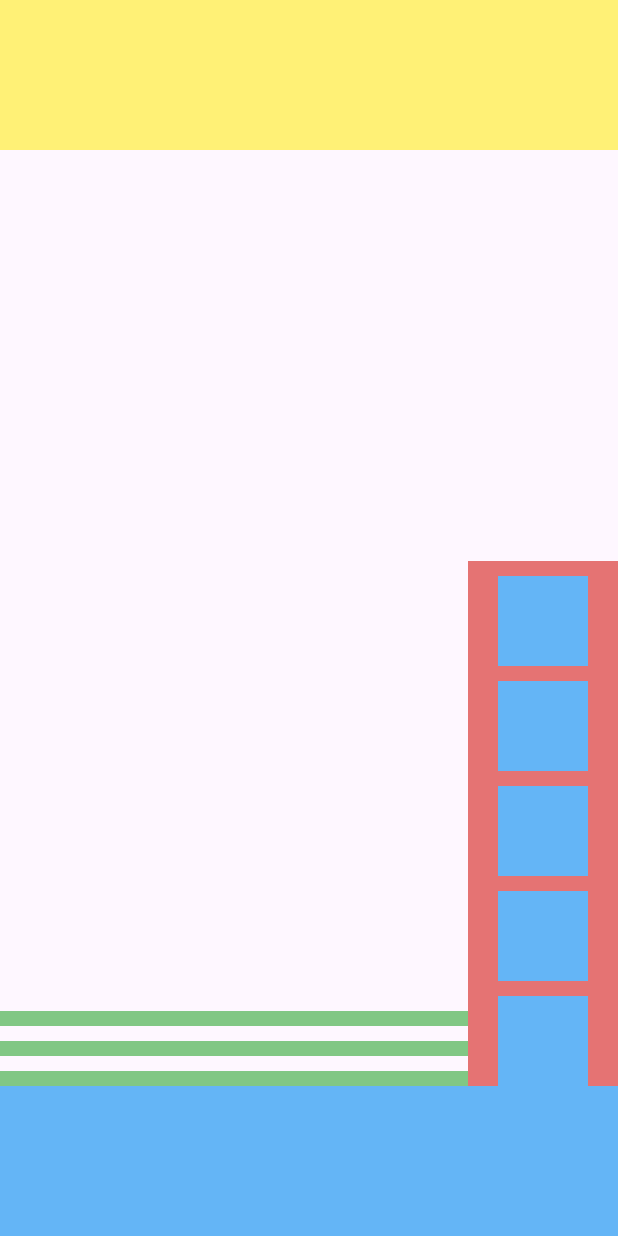
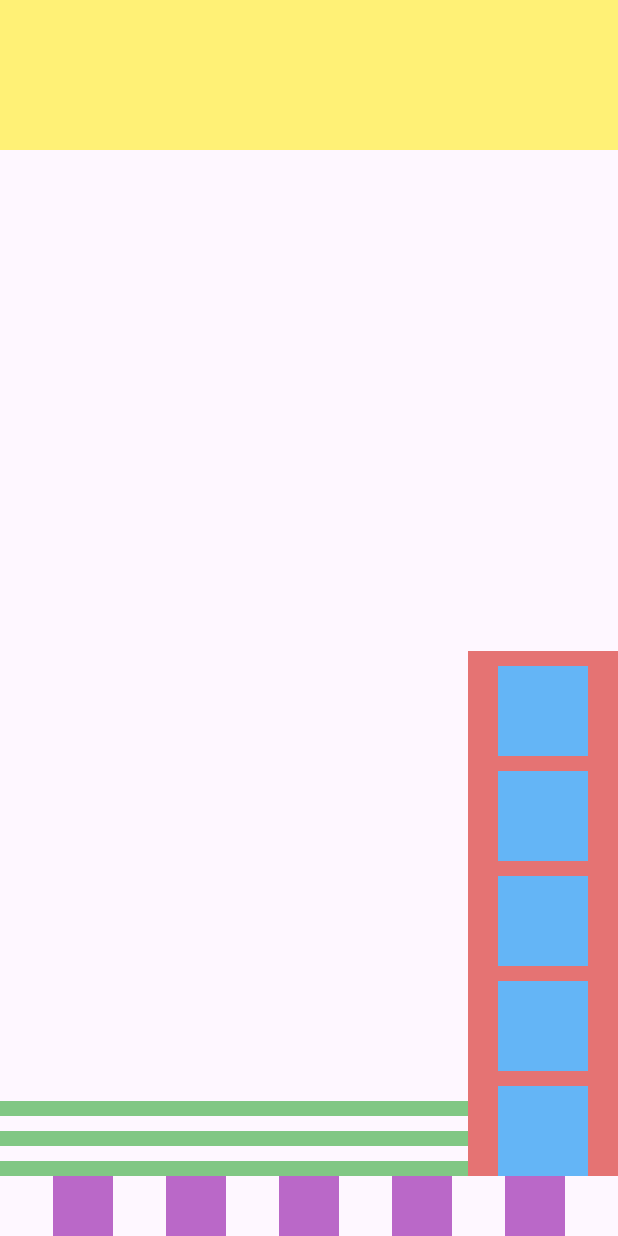
Before and after one commit to Birkity/flutter_tutorial, a Flutter app: the screen it shows after launch, on a phone screen of 412 x 824 dp. Run offline on Flutter 3.47's test engine with Material 3 defaults, Android fonts, the phone set to English and light mode, and no system bars.

Commit message:
Add childeren to bottomsection

```diff
--- a/tik_tok_ui/lib/home.dart
+++ b/tik_tok_ui/lib/home.dart
@@ -41,10 +41,14 @@ class Home extends StatelessWidget{
         actionToolbar,
       ],
       ),);
-  Widget get bottomSection => Container(
-            height: 100.0,
-            color: Colors.blue[300],
-            );
+  Widget get bottomSection => Row(
+    mainAxisAlignment: MainAxisAlignment.spaceEvenly,
+    children: List<Widget>.generate(5, (index) => Container(
+      width: 40.0,
+      height: 40.0,
+      color: Colors.purple[300],
+    )),
+  );
   @override
   Widget build(BuildContext context) {
     return MaterialApp(
```
